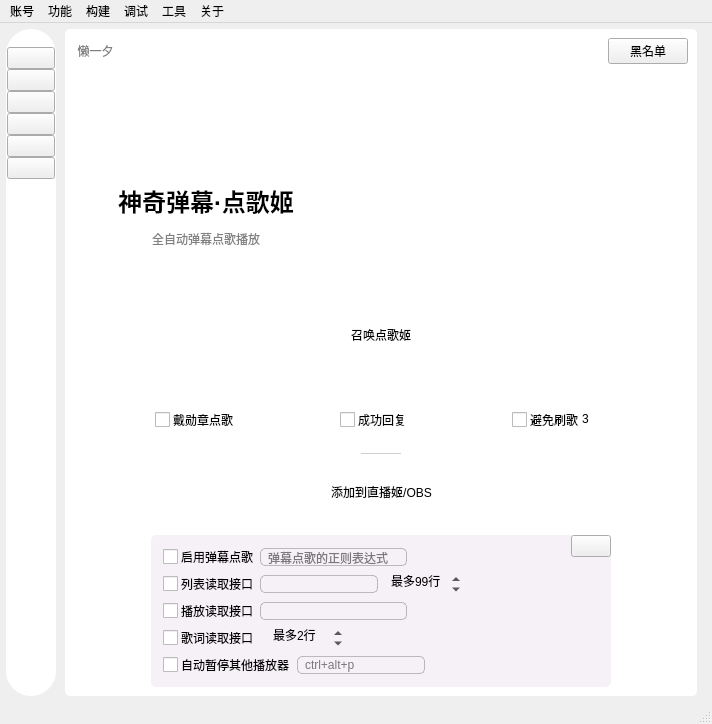
This is mainwindow/mainwindow.ui in iwxyi/Bilibili-MagicalDanmaku as Qt 5 draws it before an edit. The edited form follows.
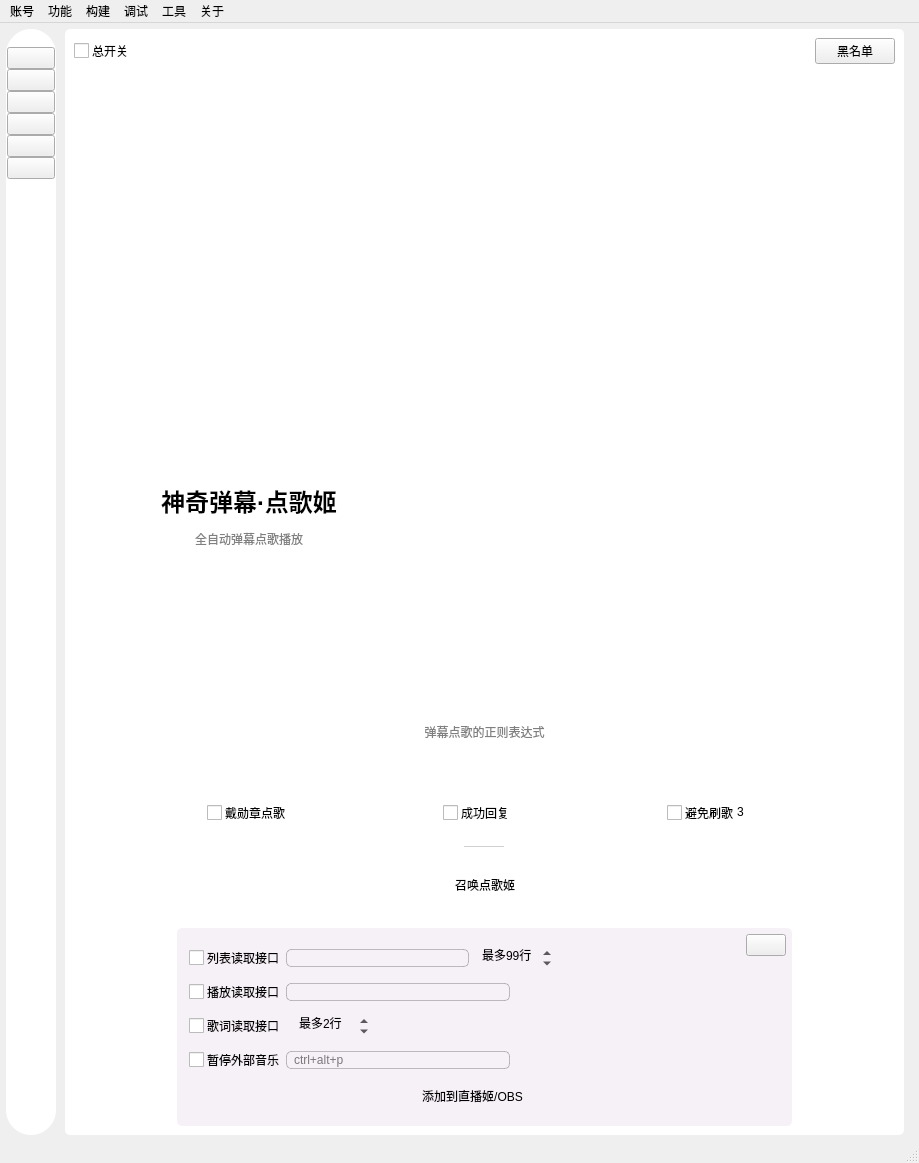
This is the edited form. The open tabs and pages were chosen to show the change. Icons and pictures are not drawn. Custom widgets are drawn as their Qt base class.

Commit message: 调整一些控件卡片的尺寸

What changed in the file:
```diff
--- a/mainwindow/mainwindow.ui
+++ b/mainwindow/mainwindow.ui
@@ -6,8 +6,8 @@
    <rect>
     <x>0</x>
     <y>0</y>
-    <width>712</width>
-    <height>724</height>
+    <width>919</width>
+    <height>1163</height>
    </rect>
   </property>
   <property name="windowTitle">
@@ -198,7 +198,7 @@
     <item>
      <widget class="QStackedWidget" name="stackedWidget">
       <property name="currentIndex">
-       <number>3</number>
+       <number>1</number>
       </property>
       <widget class="QWidget" name="roomPage">
        <layout class="QHBoxLayout" name="horizontalLayout_65">
@@ -1361,8 +1361,8 @@
             <rect>
              <x>0</x>
              <y>0</y>
-             <width>65</width>
-             <height>16</height>
+             <width>839</width>
+             <height>1047</height>
             </rect>
            </property>
            <property name="styleSheet">
@@ -1378,7 +1378,7 @@
               <x>10</x>
               <y>10</y>
               <width>151</width>
-              <height>121</height>
+              <height>111</height>
              </rect>
             </property>
             <property name="styleSheet">
@@ -1522,7 +1522,7 @@
               <x>190</x>
               <y>10</y>
               <width>151</width>
-              <height>121</height>
+              <height>111</height>
              </rect>
             </property>
             <property name="styleSheet">
@@ -1645,7 +1645,7 @@
               <x>370</x>
               <y>10</y>
               <width>151</width>
-              <height>131</height>
+              <height>121</height>
              </rect>
             </property>
             <property name="styleSheet">
@@ -1766,7 +1766,7 @@
               <x>190</x>
               <y>170</y>
               <width>151</width>
-              <height>131</height>
+              <height>111</height>
              </rect>
             </property>
             <property name="styleSheet">
@@ -1856,7 +1856,7 @@
               <x>10</x>
               <y>150</y>
               <width>161</width>
-              <height>161</height>
+              <height>141</height>
              </rect>
             </property>
             <property name="styleSheet">
@@ -1949,7 +1949,7 @@
               <x>370</x>
               <y>160</y>
               <width>161</width>
-              <height>161</height>
+              <height>141</height>
              </rect>
             </property>
             <property name="styleSheet">
@@ -2053,7 +2053,7 @@
               <x>10</x>
               <y>330</y>
               <width>151</width>
-              <height>171</height>
+              <height>161</height>
              </rect>
             </property>
             <property name="styleSheet">
@@ -2188,7 +2188,7 @@
               <x>190</x>
               <y>320</y>
               <width>161</width>
-              <height>131</height>
+              <height>111</height>
              </rect>
             </property>
             <property name="styleSheet">
@@ -2405,7 +2405,7 @@
               <x>370</x>
               <y>340</y>
               <width>181</width>
-              <height>131</height>
+              <height>121</height>
              </rect>
             </property>
             <property name="styleSheet">
@@ -2601,7 +2601,7 @@
               <x>370</x>
               <y>490</y>
               <width>181</width>
-              <height>151</height>
+              <height>141</height>
              </rect>
             </property>
             <property name="styleSheet">
@@ -2749,7 +2749,7 @@
               <x>190</x>
               <y>480</y>
               <width>151</width>
-              <height>131</height>
+              <height>111</height>
              </rect>
             </property>
             <property name="styleSheet">
@@ -2842,7 +2842,7 @@
               <x>190</x>
               <y>630</y>
               <width>161</width>
-              <height>101</height>
+              <height>91</height>
              </rect>
             </property>
             <property name="styleSheet">
@@ -2955,7 +2955,7 @@
               <x>10</x>
               <y>680</y>
               <width>161</width>
-              <height>111</height>
+              <height>101</height>
              </rect>
             </property>
             <property name="styleSheet">
@@ -3064,7 +3064,7 @@
               <x>190</x>
               <y>740</y>
               <width>161</width>
-              <height>131</height>
+              <height>111</height>
              </rect>
             </property>
             <property name="styleSheet">
@@ -3154,7 +3154,7 @@
               <x>370</x>
               <y>660</y>
               <width>161</width>
-              <height>171</height>
+              <height>151</height>
              </rect>
             </property>
             <property name="styleSheet">
@@ -3277,7 +3277,7 @@
               <x>10</x>
               <y>800</y>
               <width>161</width>
-              <height>131</height>
+              <height>111</height>
              </rect>
             </property>
             <property name="styleSheet">
@@ -3367,7 +3367,7 @@
               <x>550</x>
               <y>10</y>
               <width>201</width>
-              <height>231</height>
+              <height>211</height>
              </rect>
             </property>
             <property name="styleSheet">
@@ -3918,7 +3918,7 @@
               <x>550</x>
               <y>570</y>
               <width>161</width>
-              <height>91</height>
+              <height>81</height>
              </rect>
             </property>
             <property name="styleSheet">
@@ -4199,7 +4199,7 @@
               <x>370</x>
               <y>840</y>
               <width>161</width>
-              <height>131</height>
+              <height>111</height>
              </rect>
             </property>
             <property name="styleSheet">
@@ -4315,7 +4315,7 @@
               <x>550</x>
               <y>850</y>
               <width>161</width>
-              <height>141</height>
+              <height>121</height>
              </rect>
             </property>
             <property name="styleSheet">
@@ -5107,15 +5107,49 @@
               <number>0</number>
              </property>
              <item>
-              <widget class="QLabel" name="label_55">
+              <widget class="QCheckBox" name="DiangeAutoCopyCheck">
+               <property name="cursor">
+                <cursorShape>PointingHandCursor</cursorShape>
+               </property>
+               <property name="toolTip">
+                <string>&lt;html&gt;&lt;head/&gt;&lt;body&gt;&lt;p&gt;点歌格式：点歌 歌名&lt;/p&gt;&lt;p&gt;如果已开启点歌姬，则自动点歌并播放&lt;/p&gt;&lt;p&gt;否则自动复制歌名到剪贴板&lt;/p&gt;&lt;/body&gt;&lt;/html&gt;</string>
+               </property>
                <property name="styleSheet">
-                <string notr="true">color: gray</string>
+                <string notr="true">QCheckBox{
+    spacing: 3px;
+}
+
+QCheckBox::indicator{
+    width: 15px;
+    height: 15px;
+}
+
+QCheckBox::indicator:unchecked{
+    image:url(:/widgets/unchecked);
+}
+
+QCheckBox::indicator:checked{
+    image:url(:/widgets/checked_hover);
+}
+
+QCheckBox::indicator:unchecked:hover {
+    image: url(:/widgets/unchecked_press);
+}
+
+QCheckBox::indicator:unchecked:pressed {
+    image: url(:/widgets/checked_press);
+}
+
+QCheckBox::indicator:checked:hover {
+    image: url(:/widgets/checked_hover);
+}
+
+QCheckBox::indicator:checked:pressed {
+    image: url(:/widgets/checked_press);
+}</string>
                </property>
                <property name="text">
-                <string> 懒一夕</string>
-               </property>
-               <property name="alignment">
-                <set>Qt::AlignCenter</set>
+                <string>总开关</string>
                </property>
               </widget>
              </item>
@@ -5276,15 +5310,22 @@
                 </spacer>
                </item>
                <item>
-                <widget class="WaterFloatButton" name="showOrderPlayerButton">
-                 <property name="cursor">
-                  <cursorShape>PointingHandCursor</cursorShape>
+                <widget class="QLineEdit" name="diangeFormatEdit">
+                 <property name="toolTip">
+                  <string>&lt;html&gt;&lt;head/&gt;&lt;body&gt;&lt;p&gt;点歌的正则表达式，不懂请勿修改&lt;/p&gt;&lt;p&gt;默认格式：点歌 歌名&lt;/p&gt;&lt;p&gt;允许空格、逗号、冒号分隔&lt;/p&gt;&lt;/body&gt;&lt;/html&gt;</string>
                  </property>
-                 <property name="text">
-                  <string>召唤点歌姬</string>
+                 <property name="styleSheet">
+                  <string notr="true">QLineEdit
+{
+	border: none;
+	background: transparent;
+}</string>
                  </property>
-                 <property name="flat">
-                  <bool>true</bool>
+                 <property name="alignment">
+                  <set>Qt::AlignCenter</set>
+                 </property>
+                 <property name="placeholderText">
+                  <string>弹幕点歌的正则表达式</string>
                  </property>
                 </widget>
                </item>
@@ -5710,12 +5751,12 @@
                 </spacer>
                </item>
                <item>
-                <widget class="WaterFloatButton" name="addMusicToLiveButton">
+                <widget class="WaterFloatButton" name="showOrderPlayerButton">
                  <property name="cursor">
                   <cursorShape>PointingHandCursor</cursorShape>
                  </property>
                  <property name="text">
-                  <string>添加到直播姬/OBS</string>
+                  <string>召唤点歌姬</string>
                  </property>
                  <property name="flat">
                   <bool>true</bool>
@@ -5768,13 +5809,13 @@
                </property>
                <layout class="QHBoxLayout" name="horizontalLayout_56">
                 <property name="leftMargin">
-                 <number>0</number>
+                 <number>6</number>
                 </property>
                 <property name="topMargin">
-                 <number>0</number>
+                 <number>6</number>
                 </property>
                 <property name="rightMargin">
-                 <number>0</number>
+                 <number>6</number>
                 </property>
                 <property name="bottomMargin">
                  <number>0</number>
@@ -5787,107 +5828,17 @@
                   <widget class="QWidget" name="page_4">
                    <layout class="QVBoxLayout" name="verticalLayout_69">
                     <property name="leftMargin">
-                     <number>12</number>
+                     <number>6</number>
                     </property>
                     <property name="topMargin">
-                     <number>12</number>
+                     <number>6</number>
                     </property>
                     <property name="rightMargin">
-                     <number>12</number>
+                     <number>6</number>
                     </property>
                     <property name="bottomMargin">
-                     <number>12</number>
+                     <number>6</number>
                     </property>
-                    <item>
-                     <layout class="QHBoxLayout" name="horizontalLayout_58">
-                      <property name="topMargin">
-                       <number>0</number>
-                      </property>
-                      <item>
-                       <widget class="QCheckBox" name="DiangeAutoCopyCheck">
-                        <property name="cursor">
-                         <cursorShape>PointingHandCursor</cursorShape>
-                        </property>
-                        <property name="toolTip">
-                         <string>&lt;html&gt;&lt;head/&gt;&lt;body&gt;&lt;p&gt;点歌格式：点歌 歌名&lt;/p&gt;&lt;p&gt;如果已开启点歌姬，则自动点歌并播放&lt;/p&gt;&lt;p&gt;否则自动复制歌名到剪贴板&lt;/p&gt;&lt;/body&gt;&lt;/html&gt;</string>
-                        </property>
-                        <property name="styleSheet">
-                         <string notr="true">QCheckBox{
-    spacing: 3px;
-}
-
-QCheckBox::indicator{
-    width: 15px;
-    height: 15px;
-}
-
-QCheckBox::indicator:unchecked{
-    image:url(:/widgets/unchecked);
-}
-
-QCheckBox::indicator:checked{
-    image:url(:/widgets/checked_hover);
-}
-
-QCheckBox::indicator:unchecked:hover {
-    image: url(:/widgets/unchecked_press);
-}
-
-QCheckBox::indicator:unchecked:pressed {
-    image: url(:/widgets/checked_press);
-}
-
-QCheckBox::indicator:checked:hover {
-    image: url(:/widgets/checked_hover);
-}
-
-QCheckBox::indicator:checked:pressed {
-    image: url(:/widgets/checked_press);
-}</string>
-                        </property>
-                        <property name="text">
-                         <string>启用弹幕点歌</string>
-                        </property>
-                       </widget>
-                      </item>
-                      <item>
-                       <widget class="QLineEdit" name="diangeFormatEdit">
-                        <property name="toolTip">
-                         <string>&lt;html&gt;&lt;head/&gt;&lt;body&gt;&lt;p&gt;点歌的正则表达式，不懂请勿修改&lt;/p&gt;&lt;p&gt;默认格式：点歌 歌名&lt;/p&gt;&lt;p&gt;允许空格、逗号、冒号分隔&lt;/p&gt;&lt;/body&gt;&lt;/html&gt;</string>
-                        </property>
-                        <property name="styleSheet">
-                         <string notr="true">QLineEdit
-{
-	background: transparent;
-	border-radius: 5px;
-	border: 1px solid #88888888;
-	padding-left: 5px;
-	padding-right: 5px;
-}</string>
-                        </property>
-                        <property name="alignment">
-                         <set>Qt::AlignLeading|Qt::AlignLeft|Qt::AlignVCenter</set>
-                        </property>
-                        <property name="placeholderText">
-                         <string>弹幕点歌的正则表达式</string>
-                        </property>
-                       </widget>
-                      </item>
-                      <item>
-                       <spacer name="horizontalSpacer_22">
-                        <property name="orientation">
-                         <enum>Qt::Horizontal</enum>
-                        </property>
-                        <property name="sizeHint" stdset="0">
-                         <size>
-                          <width>40</width>
-                          <height>20</height>
-                         </size>
-                        </property>
-                       </spacer>
-                      </item>
-                     </layout>
-                    </item>
                     <item>
                      <layout class="QHBoxLayout" name="horizontalLayout_45" stretch="0,0,0,0">
                       <property name="topMargin">
@@ -5965,6 +5916,12 @@
                       </item>
                       <item>
                        <widget class="QSpinBox" name="orderSongsToFileMaxSpin">
+                        <property name="sizePolicy">
+                         <sizepolicy hsizetype="Minimum" vsizetype="Fixed">
+                          <horstretch>0</horstretch>
+                          <verstretch>0</verstretch>
+                         </sizepolicy>
+                        </property>
                         <property name="contextMenuPolicy">
                          <enum>Qt::NoContextMenu</enum>
                         </property>
@@ -6257,7 +6214,7 @@
 }</string>
                         </property>
                         <property name="text">
-                         <string>自动暂停其他播放器</string>
+                         <string>暂停外部音乐</string>
                         </property>
                        </widget>
                       </item>
@@ -6302,14 +6259,82 @@
                       </item>
                      </layout>
                     </item>
+                    <item>
+                     <layout class="QHBoxLayout" name="horizontalLayout_58">
+                      <property name="topMargin">
+                       <number>0</number>
+                      </property>
+                      <item>
+                       <widget class="QWidget" name="musicConfigButtonSpacingWidget" native="true">
+                        <property name="minimumSize">
+                         <size>
+                          <width>16</width>
+                          <height>0</height>
+                         </size>
+                        </property>
+                       </widget>
+                      </item>
+                      <item>
+                       <spacer name="horizontalSpacer_19">
+                        <property name="orientation">
+                         <enum>Qt::Horizontal</enum>
+                        </property>
+                        <property name="sizeHint" stdset="0">
+                         <size>
+                          <width>40</width>
+                          <height>20</height>
+                         </size>
+                        </property>
+                       </spacer>
+                      </item>
+                      <item>
+                       <widget class="InteractiveButtonBase" name="addMusicToLiveButton">
+                        <property name="cursor">
+                         <cursorShape>PointingHandCursor</cursorShape>
+                        </property>
+                        <property name="text">
+                         <string>添加到直播姬/OBS</string>
+                        </property>
+                        <property name="flat">
+                         <bool>true</bool>
+                        </property>
+                       </widget>
+                      </item>
+                      <item>
+                       <spacer name="horizontalSpacer_22">
+                        <property name="orientation">
+                         <enum>Qt::Horizontal</enum>
+                        </property>
+                        <property name="sizeHint" stdset="0">
+                         <size>
+                          <width>40</width>
+                          <height>20</height>
+                         </size>
+                        </property>
+                       </spacer>
+                      </item>
+                     </layout>
+                    </item>
                    </layout>
                   </widget>
                   <widget class="QWidget" name="page_5">
                    <layout class="QVBoxLayout" name="verticalLayout_70">
+                    <property name="leftMargin">
+                     <number>0</number>
+                    </property>
+                    <property name="topMargin">
+                     <number>0</number>
+                    </property>
+                    <property name="rightMargin">
+                     <number>0</number>
+                    </property>
+                    <property name="bottomMargin">
+                     <number>0</number>
+                    </property>
                     <item>
                      <widget class="QListWidget" name="diangeHistoryListWidget">
                       <property name="sizePolicy">
-                       <sizepolicy hsizetype="Expanding" vsizetype="Minimum">
+                       <sizepolicy hsizetype="Expanding" vsizetype="Preferred">
                         <horstretch>0</horstretch>
                         <verstretch>0</verstretch>
                        </sizepolicy>
@@ -6323,7 +6348,7 @@
                       <property name="maximumSize">
                        <size>
                         <width>16777215</width>
-                        <height>60</height>
+                        <height>16777215</height>
                        </size>
                       </property>
                       <property name="toolTip">
@@ -6457,7 +6482,7 @@
 </string>
           </property>
           <property name="currentIndex">
-           <number>0</number>
+           <number>4</number>
           </property>
           <widget class="QWidget" name="tabTimer">
            <attribute name="title">
@@ -6552,7 +6577,7 @@
             </item>
            </layout>
           </widget>
-          <widget class="QWidget" name="tab_7">
+          <widget class="QWidget" name="tabRemote">
            <attribute name="title">
             <string>远程</string>
            </attribute>
@@ -6753,7 +6778,7 @@
             </item>
            </layout>
           </widget>
-          <widget class="QWidget" name="tab_6">
+          <widget class="QWidget" name="tabBlock">
            <attribute name="title">
             <string>禁言</string>
            </attribute>
@@ -7362,7 +7387,7 @@
     <rect>
      <x>0</x>
      <y>0</y>
-     <width>712</width>
+     <width>919</width>
      <height>21</height>
     </rect>
    </property>
```
The commit also changes 2 other files.
